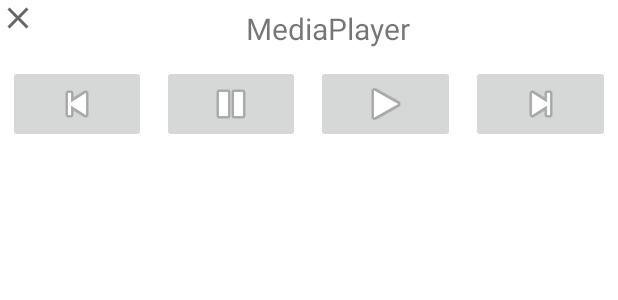
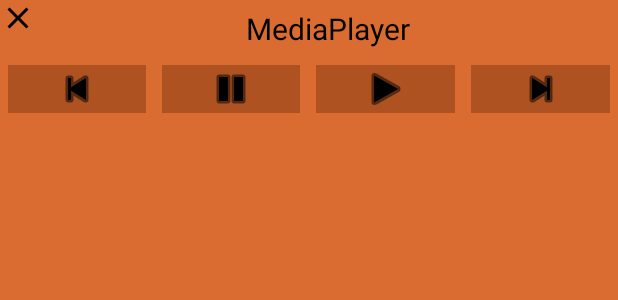
Before and after one commit to Hodjy/AndroidStudio-MediaPlayer, an Android app: the layout notification_layout.xml on its own in the app's theme, with its tools: preview values and no code run, on a phone screen of 412 x 824 dp. Shown: the top 300 px of the screen. Run offline under Robolectric (Android 15) with nearby library versions, the phone set to English and light mode, and no system bars.

Commit message:
Theme changes and song playing new implementation

```diff
--- a/app/src/main/java/com/hod/mediaplayer/model/Song.java
+++ b/app/src/main/java/com/hod/mediaplayer/model/Song.java
@@ -2,9 +2,11 @@ package com.hod.mediaplayer.model;
 
 import android.net.Uri;
 
+import java.io.Serializable;
+
 
 //TODO check if needed artist and song name.
-public class Song {
+public class Song implements Serializable {
     private Uri m_Image;
     private String m_Song;
     private String m_SongName;
--- a/app/src/main/res/layout/activity_main.xml
+++ b/app/src/main/res/layout/activity_main.xml
@@ -5,6 +5,7 @@
     xmlns:tools="http://schemas.android.com/tools"
     android:layout_width="match_parent"
     android:layout_height="match_parent"
+    android:background="?attr/colorSecondary"
     tools:context=".MainActivity">
 
     <androidx.appcompat.widget.Toolbar
@@ -22,7 +23,7 @@
         android:layout_height="0dp"
         app:layout_constraintLeft_toLeftOf="parent"
         app:layout_constraintRight_toRightOf="parent"
-        app:layout_constraintTop_toTopOf="parent"
+        app:layout_constraintTop_toBottomOf="@id/toolbar"
         app:layout_constraintBottom_toBottomOf="parent"
         app:defaultNavHost="true"
         app:navGraph="@navigation/nav_main" />
--- a/app/src/main/res/layout/notification_layout.xml
+++ b/app/src/main/res/layout/notification_layout.xml
@@ -1,20 +1,25 @@
 <?xml version="1.0" encoding="utf-8"?>
-<LinearLayout xmlns:android="http://schemas.android.com/apk/res/android"
+<RelativeLayout
+    xmlns:android="http://schemas.android.com/apk/res/android"
+    xmlns:app="http://schemas.android.com/apk/res-auto"
     android:layout_width="match_parent"
     android:layout_height="match_parent"
-    xmlns:app="http://schemas.android.com/apk/res-auto"
-    android:orientation="vertical">
+    android:background="?attr/colorPrimary"
+    android:theme="@style/Theme.MediaPlayer">
 
     <LinearLayout
         android:layout_width="match_parent"
-        android:layout_height="wrap_content">
+        android:layout_height="wrap_content"
+        android:layout_alignParentTop="true"
+        android:id="@+id/notification_top_container">
 
         <ImageButton
             android:layout_width="wrap_content"
             android:layout_height="wrap_content"
             android:src="@drawable/ic_baseline_close_24"
             android:background="@null"
-            android:id="@+id/notification_closeIB"/>
+            android:id="@+id/notification_closeIB"
+            app:tint="?attr/colorOnPrimary" />
 
         <TextView
             android:layout_width="match_parent"
@@ -22,12 +27,15 @@
             android:text="MediaPlayer"
             android:gravity="center"
             android:textSize="20sp"
+            android:textColor="?attr/colorOnPrimary"
             android:padding="5dp"/>
     </LinearLayout>
+
     <LinearLayout
         android:layout_width="match_parent"
         android:layout_height="wrap_content"
         android:orientation="horizontal"
+        android:layout_below="@+id/notification_top_container"
         >
 
         <ImageButton
@@ -36,6 +44,8 @@
             android:layout_margin="5dp"
             android:layout_height="wrap_content"
             android:src="@android:drawable/ic_media_previous"
+            android:background="?attr/colorPrimaryVariant"
+            app:tint="?attr/colorOnPrimary"
             android:id="@+id/notification_previous"/>
 
         <ImageButton
@@ -44,6 +54,8 @@
             android:layout_margin="5dp"
             android:layout_height="wrap_content"
             android:src="@android:drawable/ic_media_pause"
+            android:background="?attr/colorPrimaryVariant"
+            app:tint="?attr/colorOnPrimary"
             android:id="@+id/notification_pause"/>
 
         <ImageButton
@@ -52,6 +64,8 @@
             android:layout_margin="5dp"
             android:layout_height="wrap_content"
             android:src="@android:drawable/ic_media_play"
+            android:background="?attr/colorPrimaryVariant"
+            app:tint="?attr/colorOnPrimary"
             android:id="@+id/notification_play"/>
 
         <ImageButton
@@ -60,10 +74,12 @@
             android:layout_margin="5dp"
             android:layout_height="wrap_content"
             android:src="@android:drawable/ic_media_next"
+            android:background="?attr/colorPrimaryVariant"
+            app:tint="?attr/colorOnPrimary"
             android:id="@+id/notification_next"/>
 
 
     </LinearLayout>
 
 
-</LinearLayout>
+</RelativeLayout>
--- a/app/src/main/res/layout/song_cell.xml
+++ b/app/src/main/res/layout/song_cell.xml
@@ -6,7 +6,8 @@
     xmlns:app="http://schemas.android.com/apk/res-auto"
     app:cardUseCompatPadding="true"
     app:contentPadding="10dp"
-    android:elevation="10dp">
+    android:elevation="10dp"
+    android:backgroundTint="?attr/colorPrimaryVariant">
 
     <com.google.android.material.imageview.ShapeableImageView
         android:layout_width="60dp"
@@ -20,6 +21,7 @@
         android:layout_width="wrap_content"
         android:layout_height="wrap_content"
         android:layout_gravity="start"
+        android:textColor="?attr/colorOnPrimary"
         android:id="@+id/song_cell_name"/>
 
 </com.google.android.material.card.MaterialCardView>
--- a/app/src/main/res/values/colors.xml
+++ b/app/src/main/res/values/colors.xml
@@ -1,5 +1,7 @@
 <?xml version="1.0" encoding="utf-8"?>
 <resources>
+    <color name="orange">#DA6B31</color>
+    <color name="dark_orange">#AF5221</color>
     <color name="purple_200">#FFBB86FC</color>
     <color name="purple_500">#FF6200EE</color>
     <color name="purple_700">#FF3700B3</color>
--- a/app/src/main/res/values/themes.xml
+++ b/app/src/main/res/values/themes.xml
@@ -2,13 +2,13 @@
     <!-- Base application theme. -->
     <style name="Theme.MediaPlayer" parent="Theme.MaterialComponents.DayNight.NoActionBar">
         <!-- Primary brand color. -->
-        <item name="colorPrimary">@color/purple_500</item>
-        <item name="colorPrimaryVariant">@color/purple_700</item>
-        <item name="colorOnPrimary">@color/white</item>
+        <item name="colorPrimary">@color/orange</item>
+        <item name="colorPrimaryVariant">@color/dark_orange</item>
+        <item name="colorOnPrimary">@color/black</item>
         <!-- Secondary brand color. -->
-        <item name="colorSecondary">@color/teal_200</item>
+        <item name="colorSecondary">@color/black</item>
         <item name="colorSecondaryVariant">@color/teal_700</item>
-        <item name="colorOnSecondary">@color/black</item>
+        <item name="colorOnSecondary">@color/white</item>
         <!-- Status bar color. -->
         <item name="android:statusBarColor" tools:targetApi="l">?attr/colorPrimaryVariant</item>
         <!-- Customize your theme here. -->
```
Also changed, not shown: app/src/main/java/com/hod/mediaplayer/fragments/SongDisplayFragment.java (+13 -13 lines), app/src/main/java/com/hod/mediaplayer/services/MusicPlayerService.java (+151 -8 lines).
